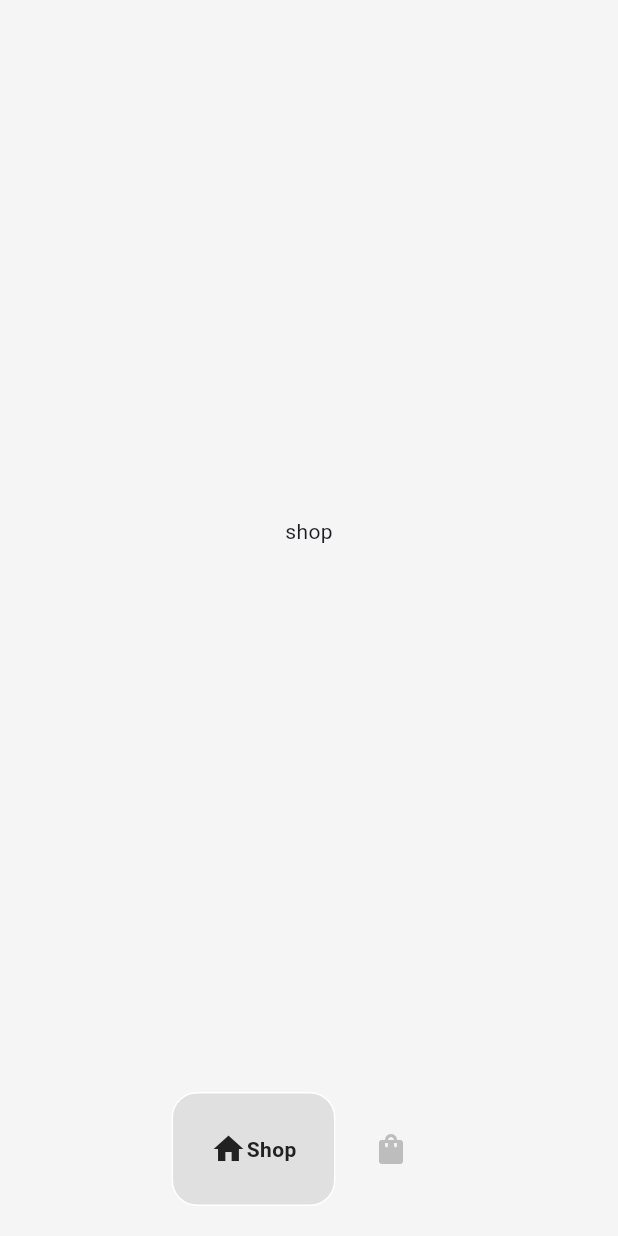
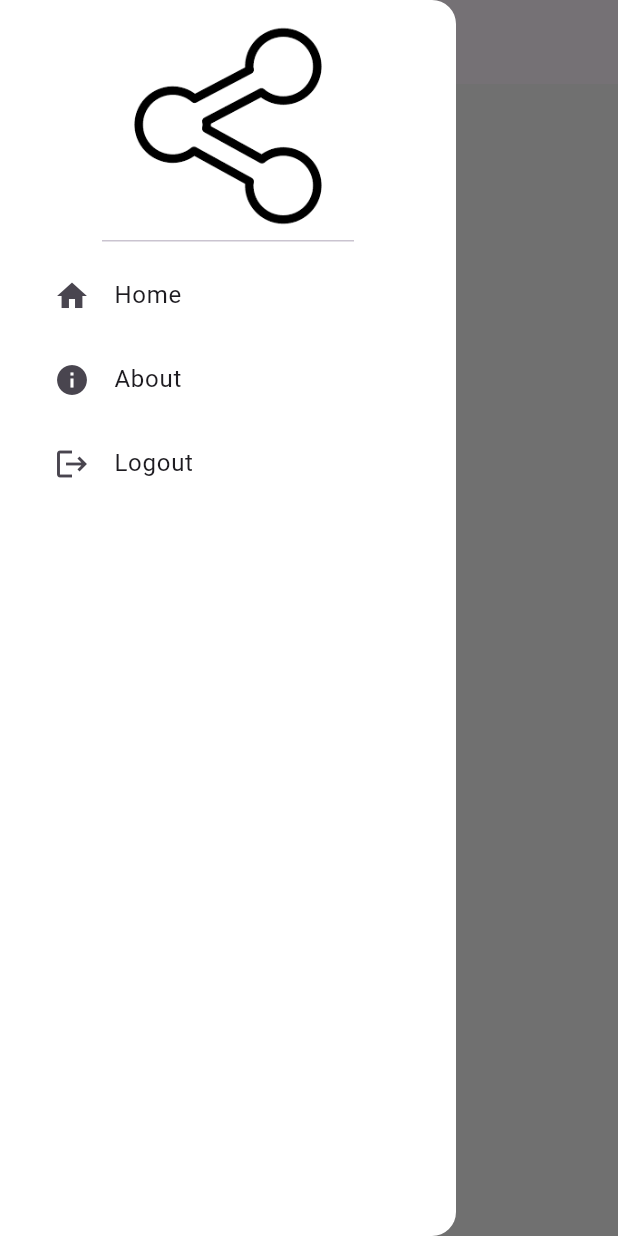
Before and after one commit to 12kishansingh/e_commorce_app, a Flutter app: the HomePage screen opened directly, with the side drawer open (before the commit the screen has no drawer), on a phone screen of 412 x 824 dp. Run offline on Flutter 3.47's test engine with Material 3 defaults, Android fonts, the phone set to English and light mode, and no system bars; drawn by our look-alikes of google_nav_bar.

Commit message:
added drawer with list tile options

```diff
--- a/lib/pages/home_page.dart
+++ b/lib/pages/home_page.dart
@@ -20,10 +20,10 @@ class _HomePageState extends State<HomePage> {
     setState(() {
       _selectedIndex = index;
     });
+  }
 
-  }
   // pages to display
-  final List<Widget>_pages=[
+  final List<Widget> _pages = [
     // shop page
     const ShopPage(),
     // cart page
@@ -37,7 +37,59 @@ class _HomePageState extends State<HomePage> {
       bottomNavigationBar: MyBottomNavBar(
         onTabChange: (index) => navigateBottomBar(index),
       ),
-      body: _pages[_selectedIndex],// give pages to body
+      appBar: AppBar(
+        leading: Builder(builder: (context) {
+          return IconButton(
+            onPressed: () {
+              Scaffold.of(context).openDrawer();
+            },
+            icon: Icon(
+              Icons.menu,
+              color: Colors.black,
+            ),
+          );
+        }),
+      ),
+      drawer: Drawer(
+        backgroundColor: Colors.white,
+        child: Column(
+          children: [
+            DrawerHeader(
+              child: Image.asset(
+                'lib/images/pic1.png',
+              ),
+            ),
+            Padding(
+              padding: const EdgeInsets.only(
+                left: 20,
+              ),
+              child: ListTile(
+                leading: Icon(Icons.home),
+                title: Text('Home'),
+              ),
+            ),
+            Padding(
+              padding: const EdgeInsets.only(
+                left: 20,
+              ),
+              child: ListTile(
+                leading: Icon(Icons.info),
+                title: Text('About'),
+              ),
+            ),
+            Padding(
+              padding: const EdgeInsets.only(
+                left: 20,
+              ),
+              child: ListTile(
+                leading: Icon(Icons.logout),
+                title: Text('Logout'),
+              ),
+            ),
+          ],
+        ),
+      ),
+      body: _pages[_selectedIndex], // give pages to body
     );
   }
 }
```
